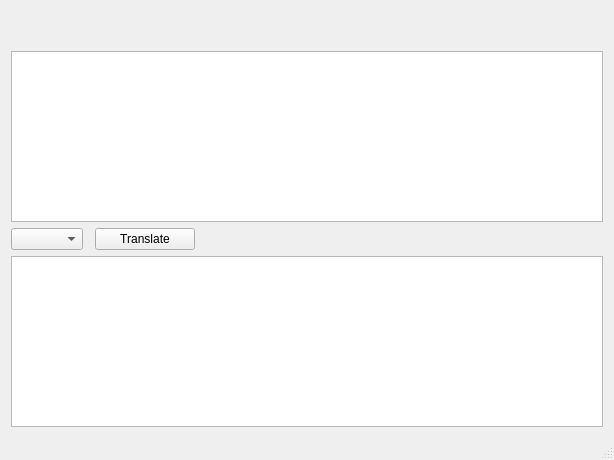
The window that mainwindow.ui (jjzhang166/MyTranslater) describes before a commit, drawn with Qt 5.
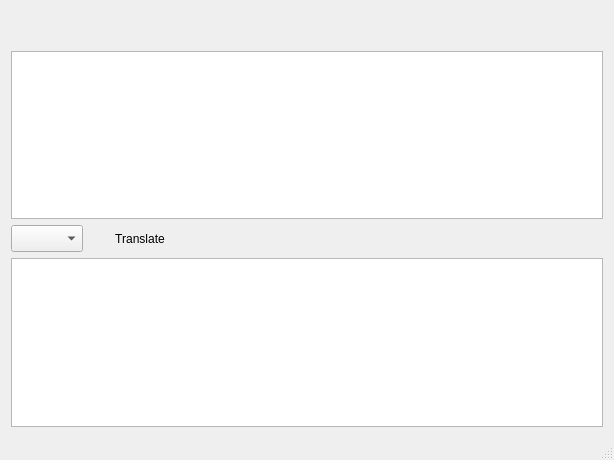
The same window after the commit. Custom widgets are drawn as their Qt base class.

Patch:
```diff
--- a/mainwindow.ui
+++ b/mainwindow.ui
@@ -18,7 +18,11 @@
     <item>
      <layout class="QGridLayout" name="gridLayout">
       <item row="2" column="0">
-       <widget class="QPlainTextEdit" name="plainTextEdit_src"/>
+       <widget class="QPlainTextEdit" name="plainTextEdit_src">
+        <property name="styleSheet">
+         <string notr="true"/>
+        </property>
+       </widget>
       </item>
       <item row="4" column="0">
        <widget class="QPlainTextEdit" name="plainTextEdit_dst">
@@ -53,13 +57,13 @@
           <property name="minimumSize">
            <size>
             <width>0</width>
-            <height>0</height>
+            <height>27</height>
            </size>
           </property>
           <property name="maximumSize">
            <size>
             <width>190</width>
-            <height>16777215</height>
+            <height>27</height>
            </size>
           </property>
          </widget>
@@ -68,14 +72,14 @@
          <widget class="QPushButton" name="btnTranslate">
           <property name="minimumSize">
            <size>
-            <width>100</width>
-            <height>0</height>
+            <width>90</width>
+            <height>25</height>
            </size>
           </property>
           <property name="maximumSize">
            <size>
-            <width>100</width>
-            <height>16777215</height>
+            <width>90</width>
+            <height>25</height>
            </size>
           </property>
           <property name="styleSheet">
@@ -84,6 +88,9 @@
           <property name="text">
            <string>Translate</string>
           </property>
+          <property name="flat">
+           <bool>true</bool>
+          </property>
          </widget>
         </item>
         <item>
```
Left out of the diff: 3 changed lines with no effect on the pictures.
